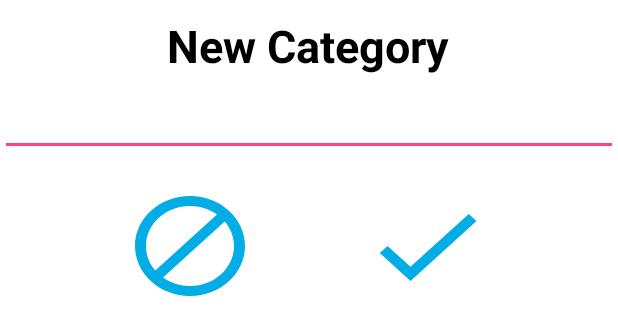
After one commit to jguertl/SWWM, an Android app: the layout activity_category_add_popup.xml on its own in the app's theme, with its tools: preview values and no code run, on a phone screen of 412 x 824 dp. The commit adds this screen. Shown: the top 335 px of the screen. Run offline under Robolectric (Android 15) with nearby library versions, the phone set to English and light mode, and no system bars.

Commit message:
[RW,AK] Category List tests, layout and activity class structure

```diff
--- /dev/null
+++ b/app/src/main/res/drawable/ic_add_circle_outline_dark_color_100dp.xml
@@ -0,0 +1,4 @@
+<vector android:height="100dp" android:viewportHeight="24.0"
+    android:viewportWidth="24.0" android:width="100dp" xmlns:android="http://schemas.android.com/apk/res/android">
+    <path android:fillColor="@color/colorDark" android:pathData="M13,7h-2v4L7,11v2h4v4h2v-4h4v-2h-4L13,7zM12,2C6.48,2 2,6.48 2,12s4.48,10 10,10 10,-4.48 10,-10S17.52,2 12,2zM12,20c-4.41,0 -8,-3.59 -8,-8s3.59,-8 8,-8 8,3.59 8,8 -3.59,8 -8,8z"/>
+</vector>
--- /dev/null
+++ b/app/src/main/res/drawable/ic_block_dark_color_70dp.xml
@@ -0,0 +1,4 @@
+<vector android:height="70dp" android:viewportHeight="24.0"
+    android:viewportWidth="24.0" android:width="70dp" xmlns:android="http://schemas.android.com/apk/res/android">
+    <path android:fillColor="@color/colorDark" android:pathData="M12,2C6.48,2 2,6.48 2,12s4.48,10 10,10 10,-4.48 10,-10S17.52,2 12,2zM4,12c0,-4.42 3.58,-8 8,-8 1.85,0 3.55,0.63 4.9,1.69L5.69,16.9C4.63,15.55 4,13.85 4,12zM12,20c-1.85,0 -3.55,-0.63 -4.9,-1.69L18.31,7.1C19.37,8.45 20,10.15 20,12c0,4.42 -3.58,8 -8,8z"/>
+</vector>
--- /dev/null
+++ b/app/src/main/res/drawable/ic_check_dark_color_70dp.xml
@@ -0,0 +1,4 @@
+<vector android:height="70dp" android:viewportHeight="24.0"
+    android:viewportWidth="24.0" android:width="70dp" xmlns:android="http://schemas.android.com/apk/res/android">
+    <path android:fillColor="@color/colorDark" android:pathData="M9,16.17L4.83,12l-1.42,1.41L9,19 21,7l-1.41,-1.41z"/>
+</vector>
--- /dev/null
+++ b/app/src/main/res/layout/activity_category_add_popup.xml
@@ -0,0 +1,62 @@
+<?xml version="1.0" encoding="utf-8"?>
+<LinearLayout xmlns:android="http://schemas.android.com/apk/res/android"
+    xmlns:app="http://schemas.android.com/apk/res-auto"
+    xmlns:tools="http://schemas.android.com/tools"
+    android:id="@+id/category_pop_up_view"
+    android:layout_width="match_parent"
+    android:layout_height="match_parent"
+    android:background="@android:color/background_light"
+    android:orientation="vertical"
+    tools:context="at.sw2017.todo4u.CategoryAddPopup">
+
+    <TextView
+        android:id="@+id/tv_new_category"
+        android:layout_width="wrap_content"
+        android:layout_height="wrap_content"
+        android:layout_gravity="center"
+        android:layout_marginTop="10dp"
+        android:text="@string/newcategory"
+        android:textColor="@android:color/black"
+        android:textSize="30sp"
+        android:textStyle="bold" />
+
+    <EditText
+        android:id="@+id/tx_new_category"
+        android:layout_width="match_parent"
+        android:layout_height="wrap_content"
+        android:layout_marginTop="5dp"
+        android:ems="20"
+        android:inputType="textAutoCorrect"
+        android:textAlignment="center"
+        android:textColor="@android:color/black"
+        android:textSize="20sp" />
+
+    <LinearLayout
+        android:layout_width="wrap_content"
+        android:layout_height="wrap_content"
+        android:layout_gravity="center"
+        android:layout_marginBottom="10dp"
+        android:layout_marginTop="20dp"
+        android:orientation="horizontal">
+
+
+        <Button
+            android:id="@+id/category_add_btCancel"
+            android:layout_width="wrap_content"
+            android:layout_height="80dp"
+            android:layout_marginRight="70dp"
+            android:background="@drawable/ic_block_dark_color_70dp"
+            android:onClick="cancelPopup" />
+
+        <Button
+            android:id="@+id/category_add_btSave"
+            android:layout_width="wrap_content"
+            android:layout_height="80dp"
+            android:layout_weight="1"
+            android:background="@drawable/ic_check_dark_color_70dp"
+            android:onClick="saveNewCategory" />
+
+
+    </LinearLayout>
+
+</LinearLayout>
--- a/app/src/main/res/layout/app_bar_dashboard.xml
+++ b/app/src/main/res/layout/app_bar_dashboard.xml
@@ -4,7 +4,7 @@
     xmlns:tools="http://schemas.android.com/tools"
     android:layout_width="match_parent"
     android:layout_height="match_parent"
-    tools:context="at.sw2017.swwm.DashboardActivity">
+    tools:context="at.sw2017.todo4u.DashboardActivity">
 
     <android.support.design.widget.AppBarLayout
         android:layout_width="match_parent"
--- a/app/src/main/res/layout/content_dashboard.xml
+++ b/app/src/main/res/layout/content_dashboard.xml
@@ -5,7 +5,7 @@
     android:layout_width="match_parent"
     android:layout_height="match_parent"
     app:layout_behavior="@string/appbar_scrolling_view_behavior"
-    tools:context="at.sw2017.swwm.DashboardActivity"
+    tools:context="at.sw2017.todo4u.DashboardActivity"
     tools:showIn="@layout/app_bar_dashboard">
 
 </android.support.constraint.ConstraintLayout>
--- a/app/src/main/res/menu/activity_dashboard_drawer.xml
+++ b/app/src/main/res/menu/activity_dashboard_drawer.xml
@@ -7,9 +7,9 @@
             android:icon="@drawable/ic_menu_camera"
             android:title="Import" />
         <item
-            android:id="@+id/nav_gallery"
+            android:id="@+id/nav_category_list"
             android:icon="@drawable/ic_menu_gallery"
-            android:title="Gallery" />
+            android:title="@string/Categories" />
         <item
             android:id="@+id/nav_slideshow"
             android:icon="@drawable/ic_menu_slideshow"
--- a/app/src/main/res/values/strings.xml
+++ b/app/src/main/res/values/strings.xml
@@ -7,9 +7,11 @@
     <string name="open">Open</string>
     <string name="close">close</string>
     <string name="title_activity_dashboard">DashboardActivity</string>
+    <string name="Categories">Categories</string>
 
     <string name="navigation_drawer_open">Open navigation drawer</string>
     <string name="navigation_drawer_close">Close navigation drawer</string>
 
     <string name="action_settings">Settings</string>
+    <string name="newcategory">New Category</string>
 </resources>
```
Also changed, not shown: app/src/main/AndroidManifest.xml (+8 -2 lines), app/src/main/java/at/sw2017/todo4u/CategoryAddPopup.java (added, +28 -0 lines), app/src/main/java/at/sw2017/todo4u/CategoryListActivity.java (added, +67 -0 lines), app/src/main/java/at/sw2017/todo4u/DashboardActivity.java (+7 -8 lines), app/src/main/res/drawable/ic_add_circle_outline_black_24dp.xml (added, +9 -0 lines), app/src/main/res/layout/activity_category_list.xml (added, +46 -0 lines), app/src/main/res/menu/categorylist.xml (added, +20 -0 lines), 1 other file.
